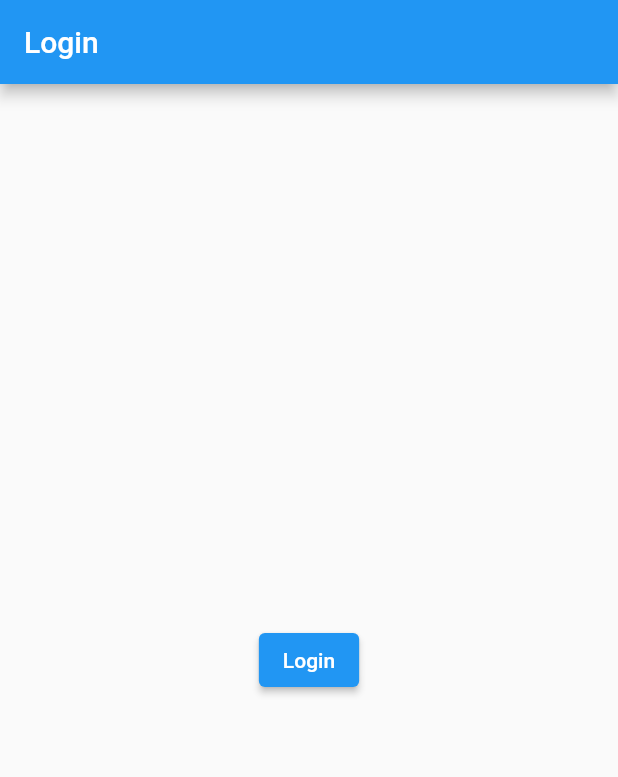
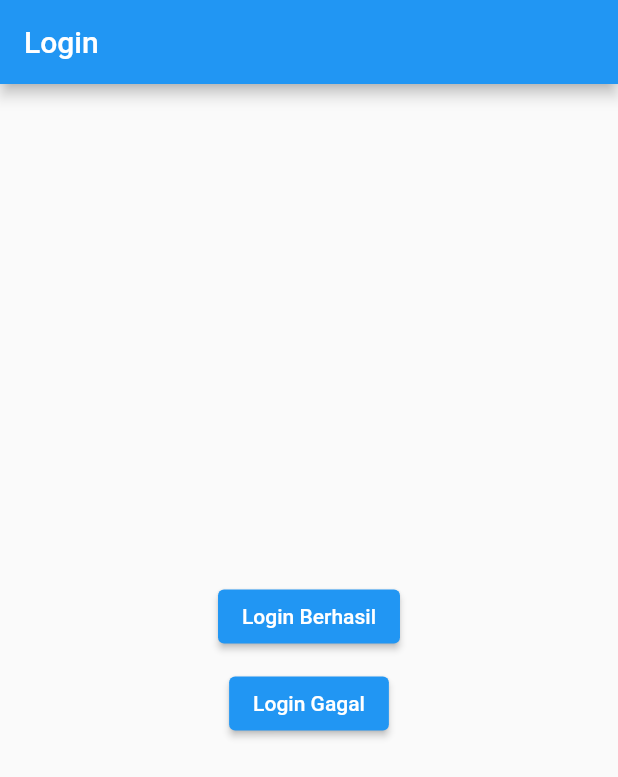
Before and after one commit to jabardigitalservice/clean-tdd-flutter, a Flutter app: the screen it shows after launch, on a phone screen of 412 x 824 dp. Shown: the top 777 px of the screen. Run offline on Flutter 3.47's test engine with Material 2 defaults, Android fonts, the light colour scheme and no system bars; our stand-ins replace bloc, dartz, equatable, flutter_bloc, get_it, graphql_flutter and 1 more; missing offline and left inert: data_connection_checker_tv.

Commit message:
Add Login Bloc Graphql

```diff
--- a/lib/core/error/failures.dart
+++ b/lib/core/error/failures.dart
@@ -6,6 +6,9 @@ abstract class Failure extends Equatable {
 }
 
 // General failures
-class ServerFailure extends Failure {}
+class ServerFailure extends Failure {
+  final String message;
+  ServerFailure(this.message);
+}
 
 class CacheFailure extends Failure {}
--- a/lib/core/usecases/usecase.dart
+++ b/lib/core/usecases/usecase.dart
@@ -4,7 +4,7 @@ import 'package:equatable/equatable.dart';
 import '../error/failures.dart';
 
 abstract class UseCase<Type, Params> {
-  Future<Either<Failure, Type>> call(Params params);
+  Future<Either<Exception, Type>> call(Params params);
 }
 
 class NoParams extends Equatable {
--- a/lib/features/checkDistribution/domain/repositories/CheckDistributionRepository.dart
+++ b/lib/features/checkDistribution/domain/repositories/CheckDistributionRepository.dart
@@ -4,6 +4,6 @@ import 'package:clean_tdd_flutter/features/checkDistribution/data/models/CheckDi
 import '../../../../core/error/failures.dart';
 
 abstract class CheckDistributionRepository {
-  Future<Either<Failure, CheckDistributionModel>> getCheckDistributionParam(
+  Future<Either<Exception, CheckDistributionModel>> getCheckDistributionParam(
       String? lat, long);
 }
--- a/lib/features/checkDistribution/domain/usecases/GetCheckDistribution.dart
+++ b/lib/features/checkDistribution/domain/usecases/GetCheckDistribution.dart
@@ -13,7 +13,7 @@ class GetCheckDistribution implements UseCase<CheckDistributionModel, Params> {
   GetCheckDistribution(this.repository);
 
   @override
-  Future<Either<Failure, CheckDistributionModel>> call(Params params) async {
+  Future<Either<Exception, CheckDistributionModel>> call(Params params) async {
     return await repository.getCheckDistributionParam(params.lat, params.long);
   }
 }
--- a/lib/features/checkDistribution/presentation/bloc/CheckdistributionBloc.dart
+++ b/lib/features/checkDistribution/presentation/bloc/CheckdistributionBloc.dart
@@ -40,11 +40,10 @@ class CheckDistributionBloc
   }
 
   Stream<CheckdistributionState> _eitherLoadedOrErrorState(
-    Either<Failure, CheckDistributionModel> failureOrTrivia,
+    Either<Exception, CheckDistributionModel> failureOrTrivia,
   ) async* {
     yield failureOrTrivia.fold(
-      (failure) =>
-          CheckDistributionFailure(error: _mapFailureToMessage(failure)),
+      (failure) => CheckDistributionFailure(error: failure.toString()),
       (record) => CheckDistributionLoaded(record: record),
     );
   }
--- a/lib/features/login/domain/repositories/LoginRepository.dart
+++ b/lib/features/login/domain/repositories/LoginRepository.dart
@@ -4,5 +4,5 @@ import 'package:dartz/dartz.dart';
 import '../../../../core/error/failures.dart';
 
 abstract class LoginRepository {
-  Future<Either<Failure, LoginModel>> getLoginParam(String? email, password);
+  Future<Either<Exception, LoginModel>> getLoginParam(String? email, password);
 }
--- a/lib/features/login/domain/usecases/GetLogin.dart
+++ b/lib/features/login/domain/usecases/GetLogin.dart
@@ -13,7 +13,7 @@ class GetLogin implements UseCase<LoginModel, Params> {
   GetLogin(this.repository);
 
   @override
-  Future<Either<Failure, LoginModel>> call(Params params) async {
+  Future<Either<Exception, LoginModel>> call(Params params) async {
     return await repository.getLoginParam(params.email, params.password);
   }
 }
--- a/lib/features/login/presentation/bloc/LoginEvent.dart
+++ b/lib/features/login/presentation/bloc/LoginEvent.dart
@@ -11,3 +11,8 @@ class LoadLogin extends LoginEvent {
   @override
   List<Object> get props => <Object>[];
 }
+
+class InitLogin extends LoginEvent {
+  @override
+  List<Object> get props => <Object>[];
+}
--- a/lib/features/login/presentation/pages/LoginScreen.dart
+++ b/lib/features/login/presentation/pages/LoginScreen.dart
@@ -17,20 +17,81 @@ class LoginPage extends StatelessWidget {
         body: BlocBuilder<LoginBloc, LoginState>(
           builder: (context, state) {
             if (state is LoginInitial) {
-              return Center(
-                child: ElevatedButton(
-                    onPressed: () {
-                      BlocProvider.of<LoginBloc>(context).add(LoadLogin(
-                          email: 'jaluowen@email.com', password: 'jalu123'));
-                    },
-                    child: Text('Login')),
+              return Column(
+                mainAxisAlignment: MainAxisAlignment.center,
+                children: [
+                  Center(
+                    child: ElevatedButton(
+                        onPressed: () {
+                          BlocProvider.of<LoginBloc>(context).add(LoadLogin(
+                              email: 'jaluowen@email.com',
+                              password: 'jalu123'));
+                        },
+                        child: Text('Login Berhasil')),
+                  ),
+                  SizedBox(
+                    height: 10,
+                  ),
+                  ElevatedButton(
+                      onPressed: () {
+                        BlocProvider.of<LoginBloc>(context).add(LoadLogin(
+                            email: 'jaluowen@emasil.com', password: 'jalu123'));
+                      },
+                      child: Text('Login Gagal')),
+                ],
               );
             } else if (state is LoginLoading) {
               return Center(child: CircularProgressIndicator());
             } else if (state is LoginFailure) {
-              return Center(child: Text(state.error));
+              return Padding(
+                padding: const EdgeInsets.all(10.0),
+                child: Center(
+                  child: Column(
+                    mainAxisAlignment: MainAxisAlignment.center,
+                    children: [
+                      Text('Output'),
+                      SizedBox(
+                        height: 10,
+                      ),
+                      Text(state.error),
+                      SizedBox(
+                        height: 10,
+                      ),
+                      ElevatedButton(
+                          onPressed: () {
+                            BlocProvider.of<LoginBloc>(context)
+                                .add(InitLogin());
+                          },
+                          child: Text('Kembali')),
+                    ],
+                  ),
+                ),
+              );
             } else if (state is LoginLoaded) {
-              return Center(child: Text(state.record.toJson().toString()));
+              return Padding(
+                padding: const EdgeInsets.all(10.0),
+                child: Center(
+                  child: Column(
+                    mainAxisAlignment: MainAxisAlignment.center,
+                    children: [
+                      Text('Output'),
+                      SizedBox(
+                        height: 10,
+                      ),
+                      Text(state.record.toJson().toString()),
+                      SizedBox(
+                        height: 10,
+                      ),
+                      ElevatedButton(
+                          onPressed: () {
+                            BlocProvider.of<LoginBloc>(context)
+                                .add(InitLogin());
+                          },
+                          child: Text('Kembali')),
+                    ],
+                  ),
+                ),
+              );
             }
             return Container();
           },
```
Also changed, not shown: lib/features/checkDistribution/data/repositories/CheckDistributionRepositoryImpl.dart (+4 -4 lines), lib/features/login/data/datasources/LoginDataSource.dart (+8 -9 lines), lib/features/login/data/repositories/LoginRepositoryImpl.dart (+7 -4 lines), lib/features/login/presentation/bloc/LoginBloc.dart (+6 -2 lines).
